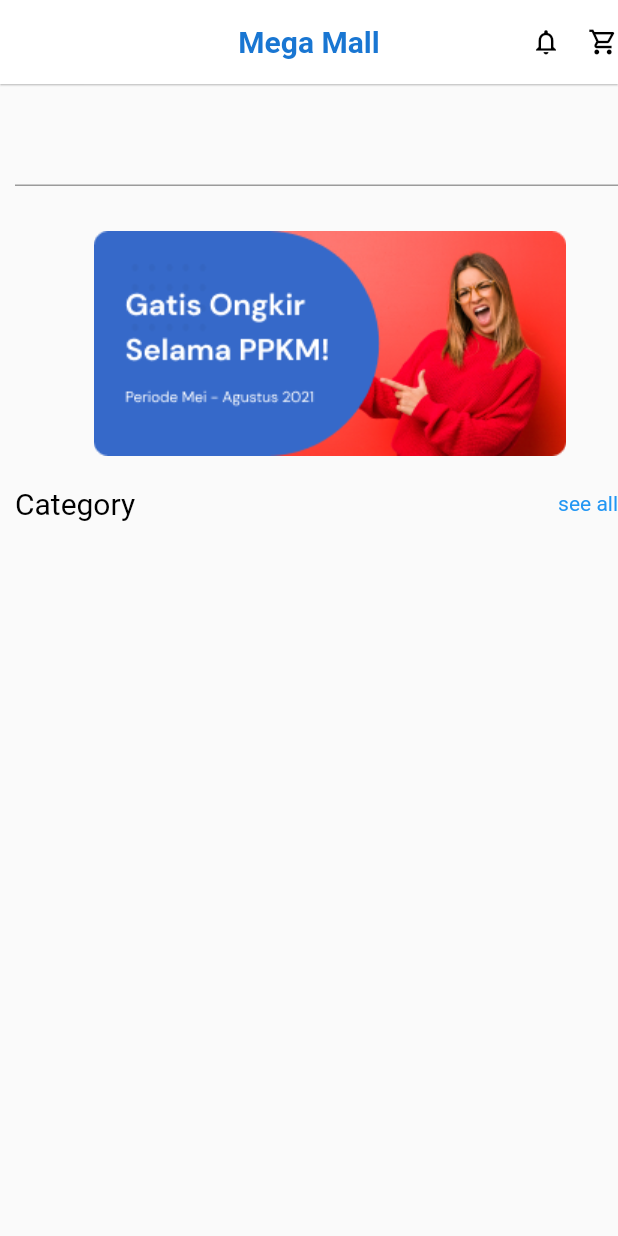
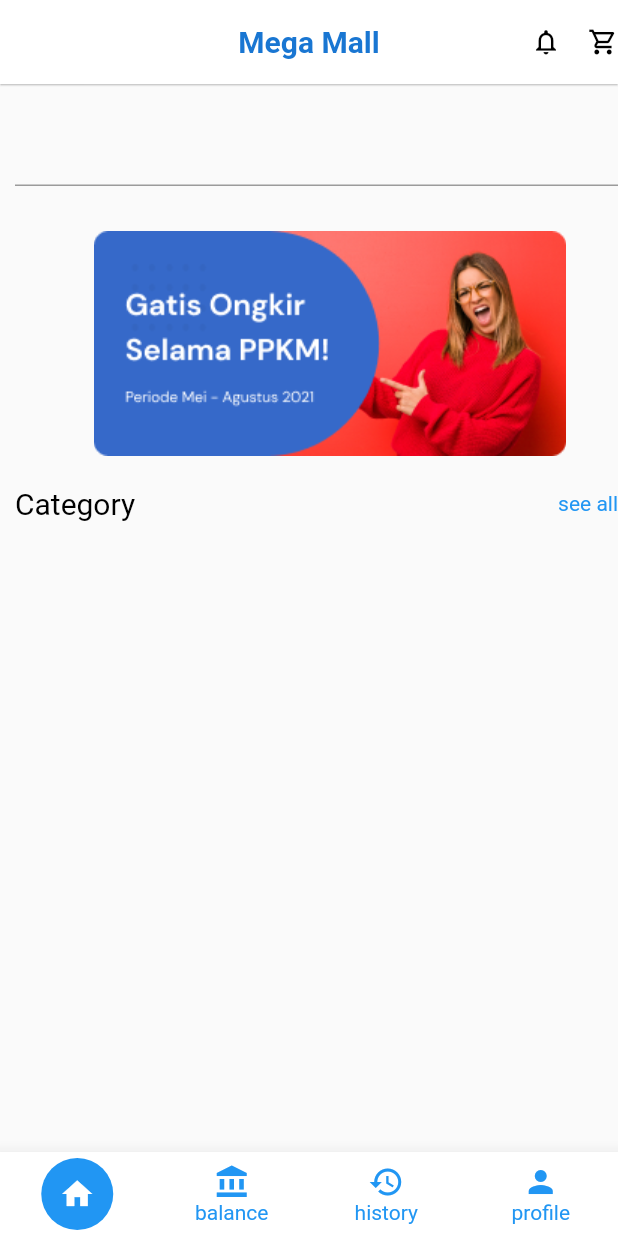
Before and after one commit to turvec/megashop_App, a Flutter app: the screen it shows after launch, on a phone screen of 412 x 824 dp. Run offline on Flutter 3.47's test engine with Material 2 defaults, Android fonts, the phone set to English and light mode, and no system bars; drawn by our look-alikes of flutter_snake_navigationbar.

Commit message:
navigation bar added

```diff
--- a/lib/main.dart
+++ b/lib/main.dart
@@ -1,5 +1,6 @@
 import 'package:flutter/material.dart';
 import 'package:flutter_application_1/pages/dashboard.dart';
+import 'package:flutter_application_1/pages/welcome.dart';
 
 void main() {
   runApp(const MyApp());
@@ -16,7 +17,7 @@ class MyApp extends StatelessWidget {
       theme: ThemeData(
         primarySwatch: Colors.blue,
       ),
-      home: Dashboard(),
+      home: Welcome(),
     );
   }
 }
--- a/lib/pages/dashboard.dart
+++ b/lib/pages/dashboard.dart
@@ -50,35 +50,7 @@ class _DashboardState extends State<Dashboard> {
     //   ),
     // );
 
-    return Scaffold(
-        appBar: AppBar(
-          title: Text(
-            'Mega Mall',
-            style: TextStyle(
-                color: Colors.blue.shade700,
-                fontSize: 20,
-                fontWeight: FontWeight.bold),
-          ),
-          backgroundColor: Colors.white,
-          centerTitle: true,
-          elevation: 0.5,
-          actions: [
-            Icon(
-              Icons.notifications_outlined,
-              color: Colors.black,
-              size: 20,
-            ),
-            SizedBox(
-              width: 18,
-            ),
-            Icon(
-              Icons.shopping_cart_outlined,
-              color: Colors.black,
-              size: 20,
-            ),
-          ],
-        ),
-        body: SingleChildScrollView(
+    return SingleChildScrollView(
           child: Padding(
             padding: EdgeInsets.only(left: 10, top: 20),
             child:
@@ -108,7 +80,7 @@ class _DashboardState extends State<Dashboard> {
               )
             ]),
           ),
-        ));
+        );
   }
 }
 
--- /dev/null
+++ b/lib/pages/welcome.dart
@@ -0,0 +1,83 @@
+import 'package:flutter/material.dart';
+import 'package:flutter_application_1/pages/dashboard.dart';
+import 'package:flutter_snake_navigationbar/flutter_snake_navigationbar.dart';
+
+class Welcome extends StatefulWidget {
+
+  const Welcome({ Key? key }) : super(key: key);
+
+  @override
+  State<Welcome> createState() => _WelcomeState();
+}
+
+class _WelcomeState extends State<Welcome> {
+
+  List<Widget> pages = [
+    Dashboard(),
+    Container(
+      child: Center(child: Text('Page 2')),
+    ),
+    Container(
+      child: Center(child: Text('Page 3')),
+    ),
+    Container(
+      child: Center(child: Text('Page 4')),
+    ),
+  ];
+
+  int index = 0;
+
+  void changeIndex(_index){
+    setState(() {
+      index = _index;
+    });
+  }
+
+   @override
+   Widget build(BuildContext context) {
+       return Scaffold(
+        appBar: AppBar(
+          title: Text(
+            'Mega Mall',
+            style: TextStyle(
+                color: Colors.blue.shade700,
+                fontSize: 20,
+                fontWeight: FontWeight.bold),
+          ),
+          backgroundColor: Colors.white,
+          centerTitle: true,
+          elevation: 0.5,
+          actions: [
+            Icon(
+              Icons.notifications_outlined,
+              color: Colors.black,
+              size: 20,
+            ),
+            SizedBox(
+              width: 18,
+            ),
+            Icon(
+              Icons.shopping_cart_outlined,
+              color: Colors.black,
+              size: 20,
+            ),
+          ],
+        ),
+        body: pages[index],
+        bottomNavigationBar: SnakeNavigationBar.color(
+          onTap: changeIndex,
+          currentIndex: index,
+          showSelectedLabels: true,
+          elevation: 10,
+          showUnselectedLabels: true,
+          selectedLabelStyle: TextStyle(color: Colors.black),
+          items: [
+            BottomNavigationBarItem(icon: Icon(Icons.home), label: 'home'),
+            BottomNavigationBarItem(icon: Icon(Icons.account_balance), label: 'balance'),
+            BottomNavigationBarItem(icon: Icon(Icons.history), label: 'history'),
+            BottomNavigationBarItem(icon: Icon(Icons.person), label: 'profile')
+          ],
+        ),
+      );
+  }
+}
--- a/pubspec.yaml
+++ b/pubspec.yaml
@@ -34,6 +34,7 @@ dependencies:
   # The following adds the Cupertino Icons font to your application.
   # Use with the CupertinoIcons class for iOS style icons.
   cupertino_icons: ^1.0.2
+  flutter_snake_navigationbar: ^0.6.1
 
 dev_dependencies:
   flutter_test:
```
Also changed, not shown: pubspec.lock.
